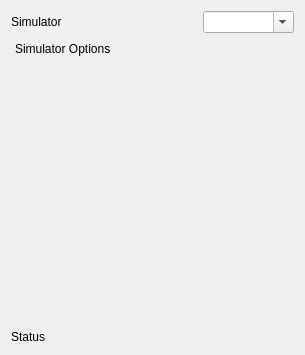
Before: the Qt Designer form src/ui/QGCHilConfiguration.ui in mavlink/qgroundcontrol, drawn with Qt 5.
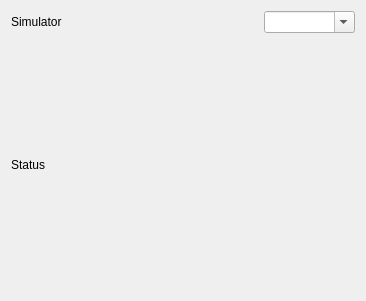
After: the same form once the commit is applied.

What changed in the file:
```diff
--- a/src/ui/QGCHilConfiguration.ui
+++ b/src/ui/QGCHilConfiguration.ui
@@ -6,8 +6,8 @@
    <rect>
     <x>0</x>
     <y>0</y>
-    <width>305</width>
-    <height>355</height>
+    <width>366</width>
+    <height>301</height>
    </rect>
   </property>
   <property name="sizePolicy">
@@ -19,7 +19,14 @@
   <property name="windowTitle">
    <string>Form</string>
   </property>
-  <layout class="QGridLayout" name="gridLayout" columnstretch="40,0,0">
+  <layout class="QGridLayout" name="gridLayout" rowstretch="1,100,1" columnstretch="40,0">
+   <item row="2" column="0">
+    <widget class="QLabel" name="statusLabel">
+     <property name="text">
+      <string>Status</string>
+     </property>
+    </widget>
+   </item>
    <item row="0" column="0">
     <widget class="QLabel" name="simLabel">
      <property name="text">
@@ -27,14 +34,7 @@
      </property>
     </widget>
    </item>
-   <item row="3" column="0">
-    <widget class="QLabel" name="statusLabel">
-     <property name="text">
-      <string>Status</string>
-     </property>
-    </widget>
-   </item>
-   <item row="0" column="2">
+   <item row="0" column="1">
     <widget class="QComboBox" name="simComboBox">
      <property name="editable">
       <bool>true</bool>
@@ -61,35 +61,12 @@
      </item>
     </widget>
    </item>
-   <item row="2" column="0" colspan="3">
-    <widget class="QDockWidget" name="simulatorConfigurationDockWidget">
-     <property name="sizePolicy">
-      <sizepolicy hsizetype="Preferred" vsizetype="Preferred">
-       <horstretch>0</horstretch>
-       <verstretch>0</verstretch>
-      </sizepolicy>
+   <item row="1" column="0" colspan="2">
+    <layout class="QVBoxLayout" name="simulatorConfigurationLayout">
+     <property name="spacing">
+      <number>0</number>
      </property>
-     <property name="minimumSize">
-      <size>
-       <width>20</width>
-       <height>150</height>
-      </size>
-     </property>
-     <property name="features">
-      <set>QDockWidget::NoDockWidgetFeatures</set>
-     </property>
-     <property name="windowTitle">
-      <string>Simulator Options</string>
-     </property>
-     <widget class="QWidget" name="dockWidgetContents">
-      <property name="sizePolicy">
-       <sizepolicy hsizetype="MinimumExpanding" vsizetype="Preferred">
-        <horstretch>0</horstretch>
-        <verstretch>0</verstretch>
-       </sizepolicy>
-      </property>
-     </widget>
-    </widget>
+    </layout>
    </item>
   </layout>
  </widget>
```
